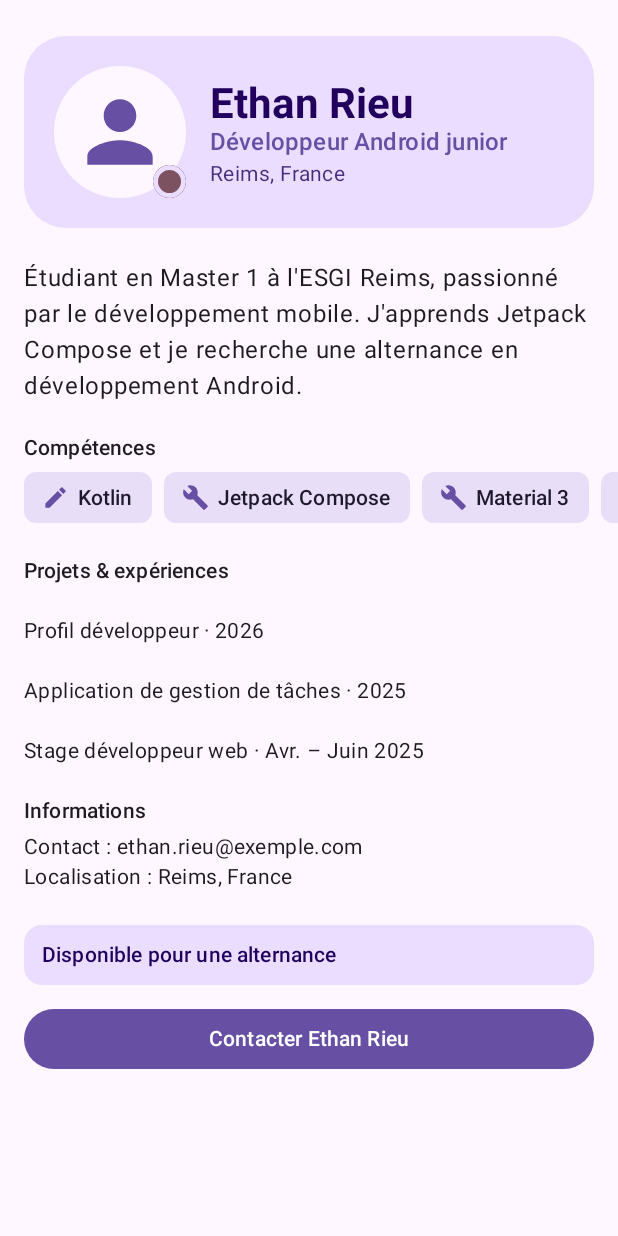
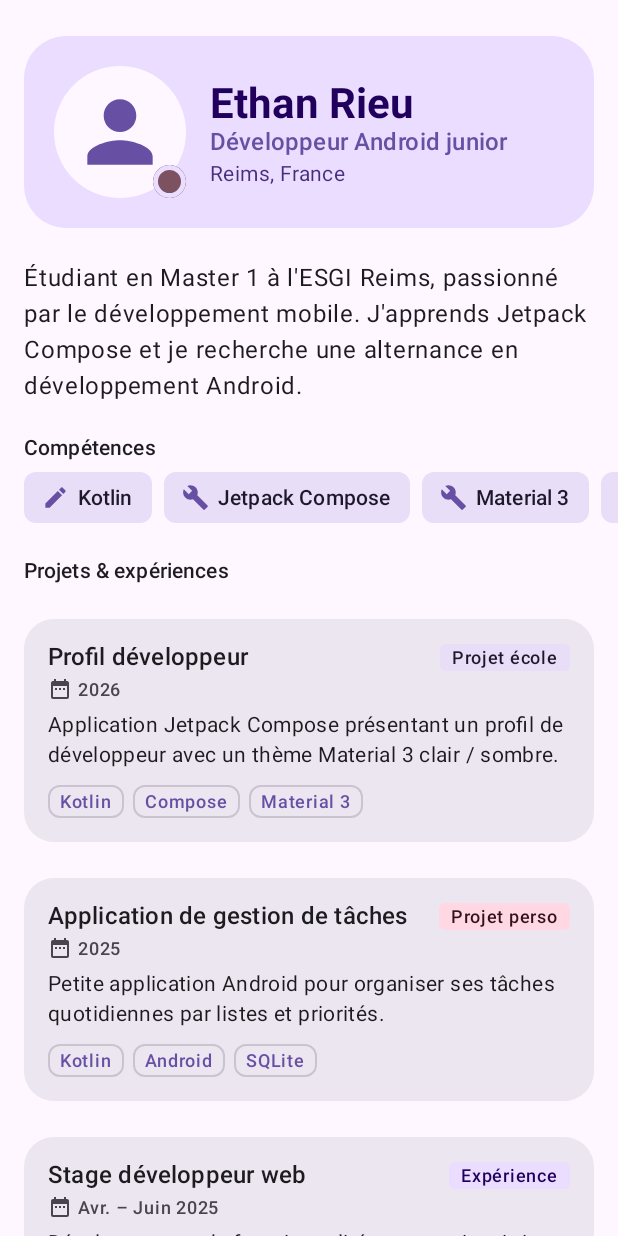
Before and after one commit to EthanRieu/ProfilDeveloppeurEthanRieuReimsUIUpdate, an Android app built with Jetpack Compose: the screen it shows after launch (MainActivity), on a phone screen of 412 x 824 dp. Run offline under Robolectric (Android 15) with nearby library versions, the phone set to English and light mode, and no system bars.

Commit message:
feat(ui): cartes projets / expériences avec ProjectCard
- Nouveau composable réutilisable ProjectCard basé sur Card
  (shapes.large, surfaceContainerHigh)
- Titre et étiquette de type sur une Row, période avec Icon DateRange,
  description et technologies alignées sur une Row
- Composables ProjectTypeLabel (couleur par type) et TechnologyTag
- Un item de la LazyColumn par projet via items(profile.projects)

Closes #6

```diff
--- a/app/src/main/java/com/example/profildeveloppeur/ui/profile/ProfileComponents.kt
+++ b/app/src/main/java/com/example/profildeveloppeur/ui/profile/ProfileComponents.kt
@@ -1,7 +1,9 @@
 package com.example.profildeveloppeur.ui.profile
 
+import androidx.compose.foundation.BorderStroke
 import androidx.compose.foundation.Image
 import androidx.compose.foundation.background
+import androidx.compose.foundation.layout.Arrangement
 import androidx.compose.foundation.border
 import androidx.compose.foundation.clickable
 import androidx.compose.foundation.layout.Box
@@ -19,8 +21,11 @@ import androidx.compose.material.icons.Icons
 import androidx.compose.material.icons.automirrored.filled.List
 import androidx.compose.material.icons.filled.Build
 import androidx.compose.material.icons.filled.Create
+import androidx.compose.material.icons.filled.DateRange
 import androidx.compose.material.icons.filled.Settings
 import androidx.compose.material3.Button
+import androidx.compose.material3.Card
+import androidx.compose.material3.CardDefaults
 import androidx.compose.material3.Icon
 import androidx.compose.material3.MaterialTheme
 import androidx.compose.material3.Surface
@@ -29,11 +34,14 @@ import androidx.compose.runtime.Composable
 import androidx.compose.ui.Alignment
 import androidx.compose.ui.Modifier
 import androidx.compose.ui.draw.clip
+import androidx.compose.ui.graphics.Color
 import androidx.compose.ui.graphics.ColorFilter
 import androidx.compose.ui.res.painterResource
 import androidx.compose.ui.graphics.vector.ImageVector
 import androidx.compose.ui.unit.Dp
 import com.example.profildeveloppeur.R
+import com.example.profildeveloppeur.model.Project
+import com.example.profildeveloppeur.model.ProjectType
 import com.example.profildeveloppeur.model.Skill
 import com.example.profildeveloppeur.model.SkillCategory
 import androidx.compose.ui.semantics.Role
@@ -182,6 +190,122 @@ fun SkillChip(
     }
 }
 
+/**
+ * Carte réutilisable présentant un projet ou une expérience :
+ * titre + type, période, description et technologies utilisées.
+ */
+@Composable
+fun ProjectCard(
+    project: Project,
+    modifier: Modifier = Modifier
+) {
+    Card(
+        modifier = modifier.fillMaxWidth(),
+        shape = MaterialTheme.shapes.large,
+        colors = CardDefaults.cardColors(
+            containerColor = MaterialTheme.colorScheme.surfaceContainerHigh
+        )
+    ) {
+        Column(modifier = Modifier.padding(16.dp)) {
+            // Row : titre à gauche (prend la place restante), type à droite
+            Row(verticalAlignment = Alignment.CenterVertically) {
+                Text(
+                    text = project.title,
+                    style = MaterialTheme.typography.titleMedium,
+                    modifier = Modifier.weight(1f)
+                )
+                Spacer(modifier = Modifier.width(8.dp))
+                ProjectTypeLabel(type = project.type)
+            }
+
+            Spacer(modifier = Modifier.height(4.dp))
+
+            Row(verticalAlignment = Alignment.CenterVertically) {
+                Icon(
+                    imageVector = Icons.Filled.DateRange,
+                    contentDescription = "Période",
+                    tint = MaterialTheme.colorScheme.onSurfaceVariant,
+                    modifier = Modifier.size(16.dp)
+                )
+                Spacer(modifier = Modifier.width(4.dp))
+                Text(
+                    text = project.period,
+                    style = MaterialTheme.typography.labelMedium,
+                    color = MaterialTheme.colorScheme.onSurfaceVariant
+                )
+            }
+
+            Spacer(modifier = Modifier.height(8.dp))
+
+            Text(
+                text = project.description,
+                style = MaterialTheme.typography.bodyMedium
+            )
+
+            Spacer(modifier = Modifier.height(12.dp))
+
+            // Row : technologies alignées sur une même ligne
+            Row(horizontalArrangement = Arrangement.spacedBy(6.dp)) {
+                project.technologies.forEach { technology ->
+                    TechnologyTag(name = technology)
+                }
+            }
+        }
+    }
+}
+
+/** Petite étiquette indiquant le type de projet, avec une couleur par type. */
+@Composable
+fun ProjectTypeLabel(
+    type: ProjectType,
+    modifier: Modifier = Modifier
+) {
+    val containerColor = when (type) {
+        ProjectType.PROFESSIONAL -> MaterialTheme.colorScheme.primaryContainer
+        ProjectType.SCHOOL -> MaterialTheme.colorScheme.secondaryContainer
+        ProjectType.PERSONAL -> MaterialTheme.colorScheme.tertiaryContainer
+    }
+    val contentColor = when (type) {
+        ProjectType.PROFESSIONAL -> MaterialTheme.colorScheme.onPrimaryContainer
+        ProjectType.SCHOOL -> MaterialTheme.colorScheme.onSecondaryContainer
+        ProjectType.PERSONAL -> MaterialTheme.colorScheme.onTertiaryContainer
+    }
+
+    Surface(
+        modifier = modifier,
+        color = containerColor,
+        contentColor = contentColor,
+        shape = MaterialTheme.shapes.extraSmall
+    ) {
+        Text(
+            text = type.label,
+            style = MaterialTheme.typography.labelMedium,
+            modifier = Modifier.padding(horizontal = 8.dp, vertical = 2.dp)
+        )
+    }
+}
+
+/** Technologie utilisée dans un projet, affichée sous forme de tag discret. */
+@Composable
+fun TechnologyTag(
+    name: String,
+    modifier: Modifier = Modifier
+) {
+    Surface(
+        modifier = modifier,
+        color = Color.Transparent,
+        contentColor = MaterialTheme.colorScheme.primary,
+        shape = MaterialTheme.shapes.small,
+        border = BorderStroke(1.dp, MaterialTheme.colorScheme.outlineVariant)
+    ) {
+        Text(
+            text = name,
+            style = MaterialTheme.typography.labelMedium,
+            modifier = Modifier.padding(horizontal = 8.dp, vertical = 4.dp)
+        )
+    }
+}
+
 /** Icône associée à chaque catégorie de compétence. */
 private fun SkillCategory.icon(): ImageVector = when (this) {
     SkillCategory.LANGUAGE -> Icons.Filled.Create
--- a/app/src/main/java/com/example/profildeveloppeur/ui/profile/ProfileScreen.kt
+++ b/app/src/main/java/com/example/profildeveloppeur/ui/profile/ProfileScreen.kt
@@ -89,13 +89,9 @@ fun ProfileScreen(
             item(key = "projects-title") {
                 SectionTitle(title = "Projets & expériences", modifier = sectionModifier)
             }
-            // Un item de la LazyColumn par projet (affichage détaillé à venir avec ProjectCard)
+            // Un item de la LazyColumn par projet, affiché avec le composable réutilisable ProjectCard
             items(items = profile.projects, key = { it.title }) { project ->
-                Text(
-                    text = "${project.title} · ${project.period}",
-                    style = MaterialTheme.typography.bodyMedium,
-                    modifier = sectionModifier
-                )
+                ProjectCard(project = project, modifier = sectionModifier)
             }
 
             item(key = "contact") {
```
